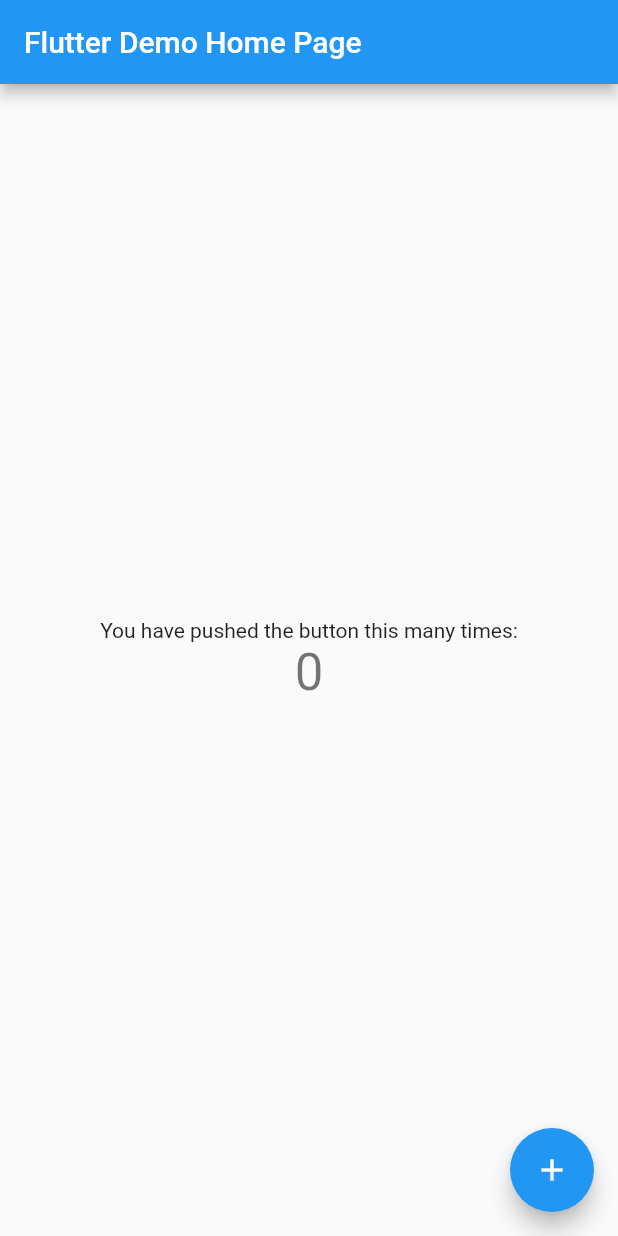
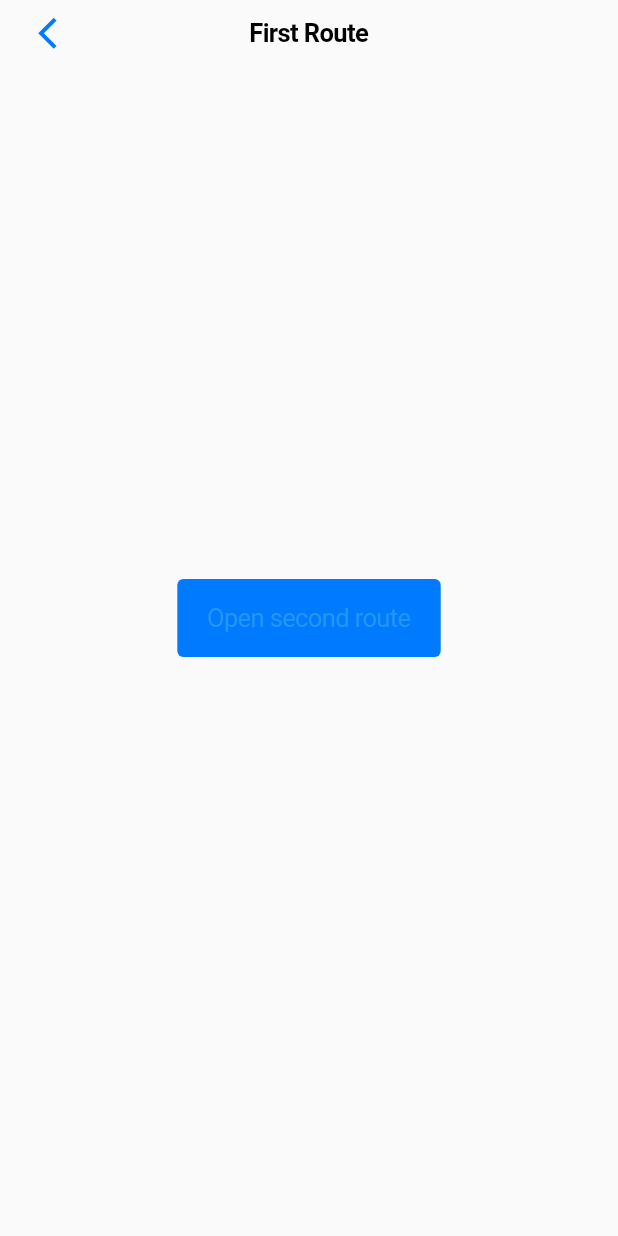
Before and after one commit to aichiko0225/FlutterMixed, a Flutter app: the screen it shows after launch, on a phone screen of 412 x 824 dp. Run offline on Flutter 3.47's test engine with Material 2 defaults, Android fonts, the phone set to English and light mode, and no system bars; missing offline and left inert: flutter_boost; statements that could not run were skipped.

Commit message:
FlutterBoost测试

```diff
--- a/flutter_module/lib/main.dart
+++ b/flutter_module/lib/main.dart
@@ -1,110 +1,63 @@
+import 'package:flutter/cupertino.dart';
 import 'package:flutter/material.dart';
+import 'package:flutter_boost/flutter_boost.dart';
+import 'package:flutter_module/pages/page.dart';
+import 'package:flutter_module/pages/route.dart';
 
-void main() => runApp(MyApp());
-
-class MyApp extends StatelessWidget {
-  // This widget is the root of your application.
-  @override
-  Widget build(BuildContext context) {
-    return MaterialApp(
-      title: 'Flutter Demo',
-      theme: ThemeData(
-        // This is the theme of your application.
-        //
-        // Try running your application with "flutter run". You'll see the
-        // application has a blue toolbar. Then, without quitting the app, try
-        // changing the primarySwatch below to Colors.green and then invoke
-        // "hot reload" (press "r" in the console where you ran "flutter run",
-        // or press Run > Flutter Hot Reload in a Flutter IDE). Notice that the
-        // counter didn't reset back to zero; the application is not restarted.
-        primarySwatch: Colors.blue,
-      ),
-      home: MyHomePage(title: 'Flutter Demo Home Page'),
-    );
-  }
+// void main() => runApp(MyApp());
+void main() {
+  runApp(MyApp());
 }
 
-class MyHomePage extends StatefulWidget {
-  MyHomePage({Key key, this.title}) : super(key: key);
-
-  // This widget is the home page of your application. It is stateful, meaning
-  // that it has a State object (defined below) that contains fields that affect
-  // how it looks.
-
-  // This class is the configuration for the state. It holds the values (in this
-  // case the title) provided by the parent (in this case the App widget) and
-  // used by the build method of the State. Fields in a Widget subclass are
-  // always marked "final".
-
-  final String title;
-
+class MyApp extends StatefulWidget {
   @override
-  _MyHomePageState createState() => _MyHomePageState();
+  _MyAppState createState() => _MyAppState();
 }
 
-class _MyHomePageState extends State<MyHomePage> {
-  int _counter = 0;
+class _MyAppState extends State<MyApp> {
+  @override
+  void initState() {
+    super.initState();
 
-  void _incrementCounter() {
-    setState(() {
-      // This call to setState tells the Flutter framework that something has
-      // changed in this State, which causes it to rerun the build method below
-      // so that the display can reflect the updated values. If we changed
-      // _counter without calling setState(), then the build method would not be
-      // called again, and so nothing would appear to happen.
-      _counter++;
+    FlutterBoost.singleton.registerPageBuilders(<String, PageBuilder>{
+      'first': (pageName, params, _) =>
+          FirstRouteWidget(),
+      'second': (pageName, params, _) =>
+          SecondRouteWidget(),
+      'tab': (pageName, params, _) =>
+          TabRouteWidget(),
+      'flutterFragment': (pageName, params, _) =>
+          FragmentRouteWidget(params),
+
+      ///可以在native层通过 getContainerParams 来传递参数
+      'flutterPage': (pageName, params, _) {
+        print('flutterPage params:$params');
+        return const FlutterRouteWidget();
+      },
     });
   }
 
   @override
   Widget build(BuildContext context) {
-    // This method is rerun every time setState is called, for instance as done
-    // by the _incrementCounter method above.
-    //
-    // The Flutter framework has been optimized to make rerunning build methods
-    // fast, so that you can just rebuild anything that needs updating rather
-    // than having to individually change instances of widgets.
-    return Scaffold(
-      appBar: AppBar(
-        // Here we take the value from the MyHomePage object that was created by
-        // the App.build method, and use it to set our appbar title.
-        title: Text(widget.title),
-      ),
-      body: Center(
-        // Center is a layout widget. It takes a single child and positions it
-        // in the middle of the parent.
-        child: Column(
-          // Column is also a layout widget. It takes a list of children and
-          // arranges them vertically. By default, it sizes itself to fit its
-          // children horizontally, and tries to be as tall as its parent.
-          //
-          // Invoke "debug painting" (press "p" in the console, choose the
-          // "Toggle Debug Paint" action from the Flutter Inspector in Android
-          // Studio, or the "Toggle Debug Paint" command in Visual Studio Code)
-          // to see the wireframe for each widget.
-          //
-          // Column has various properties to control how it sizes itself and
-          // how it positions its children. Here we use mainAxisAlignment to
-          // center the children vertically; the main axis here is the vertical
-          // axis because Columns are vertical (the cross axis would be
-          // horizontal).
-          mainAxisAlignment: MainAxisAlignment.center,
-          children: <Widget>[
-            Text(
-              'You have pushed the button this many times:',
-            ),
-            Text(
-              '$_counter',
-              style: Theme.of(context).textTheme.headline4,
-            ),
-          ],
-        ),
-      ),
-      floatingActionButton: FloatingActionButton(
-        onPressed: _incrementCounter,
-        tooltip: 'Increment',
-        child: Icon(Icons.add),
-      ), // This trailing comma makes auto-formatting nicer for build methods.
+//    return CupertinoApp(
+//      title: 'Flutter Boost example',
+//      builder: FlutterBoost.init(postPush: _onRoutePushed),
+//      home: FirstRouteWidget(),
+//    );
+    return MaterialApp(
+      title: 'Flutter Boost example',
+      builder: FlutterBoost.init(postPush: _onRoutePushed),
+      home: FirstRouteWidget(),
     );
   }
+
+  void _onRoutePushed(
+    String pageName,
+    String uniqueId,
+    Map<dynamic, dynamic> params,
+    Route<dynamic> route,
+    Future<dynamic> _,
+  ) {
+    print(pageName);
+  }
 }
--- a/flutter_module/lib/pages/Page1.dart
+++ /dev/null
@@ -1,12 +0,0 @@
-import 'package:flutter/cupertino.dart';
-import 'package:flutter/material.dart';
-
-class Page1 extends StatelessWidget {
-  @override
-  Widget build(BuildContext context) {
-    // TODO: implement build
-    return MaterialApp(
-      title: "Page1",
-    );
-  }
-}
--- /dev/null
+++ b/flutter_module/lib/pages/page.dart
@@ -0,0 +1,83 @@
+import 'package:flutter/cupertino.dart';
+import 'package:flutter/material.dart';
+import 'package:flutter_boost/flutter_boost.dart';
+
+class FirstRouteWidget extends StatelessWidget {
+
+  @override
+  Widget build(BuildContext context) {
+    return CupertinoPageScaffold(
+      navigationBar:  CupertinoNavigationBar(
+        middle: Text("First Route"),
+        leading: CupertinoButton(
+          child: Icon(Icons.arrow_back_ios, color: CupertinoColors.activeBlue,size: 25,),
+          padding: EdgeInsets.all(0),
+          onPressed: _goback,
+        )
+
+      ),
+      child: Center(
+        child: CupertinoButton(
+          borderRadius: BorderRadius.all(Radius.circular(4)),
+          color: CupertinoColors.activeBlue,
+          child: const Text('Open second route'),
+          onPressed: () {
+            print('open second page!');
+            FlutterBoost.singleton
+                .open('second')
+                .then((value) {
+                  print(
+                  'call me when page is finished. did recieve second route result $value');
+                });
+          },
+        ),
+      ),
+    );
+  }
+
+  _goback() {
+    FlutterBoost.singleton.closeCurrent();
+  }
+}
+
+class SecondRouteWidget extends StatelessWidget {
+  @override
+  Widget build(BuildContext context) {
+    return Scaffold(
+      appBar: AppBar(
+        title: const Text('Second Route'),
+      ),
+      body: Center(
+        child: RaisedButton(
+          onPressed: () {
+            // Navigate back to first route when tapped.
+            final BoostContainerSettings settings =
+                BoostContainer.of(context).settings;
+            FlutterBoost.singleton.close(
+              settings.uniqueId,
+              result: <String, dynamic>{'result': 'data from second'},
+            );
+          },
+          child: const Text('Go back with result!'),
+        ),
+      ),
+    );
+  }
+}
+
+class TabRouteWidget extends StatelessWidget {
+  @override
+  Widget build(BuildContext context) {
+    return Scaffold(
+      appBar: AppBar(title: const Text('Tab Route')),
+      body: Center(
+        child: RaisedButton(
+          onPressed: () {
+            FlutterBoost.singleton.open('second');
+          },
+          child: const Text('Open second route'),
+        ),
+      ),
+    );
+  }
+}
```
Also changed, not shown: flutter_module/lib/pages/route.dart (added, +209 -0 lines), flutter_module/pubspec.lock, 8 other files.
